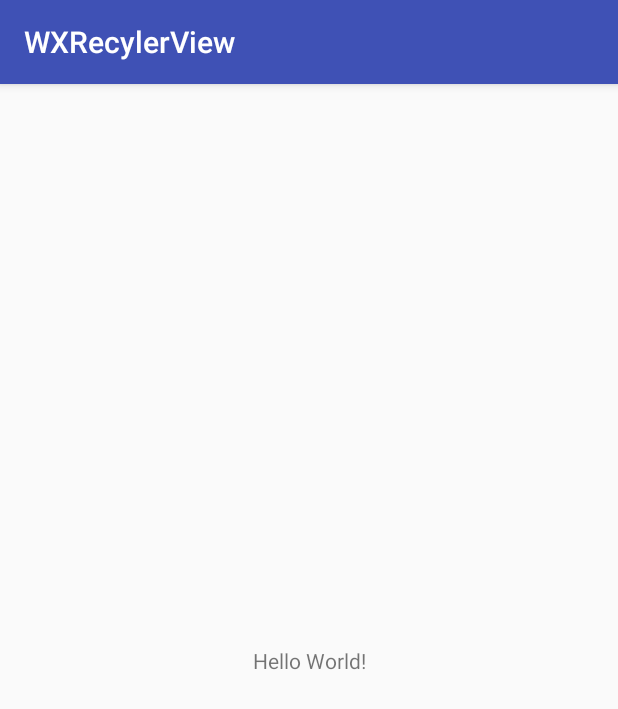
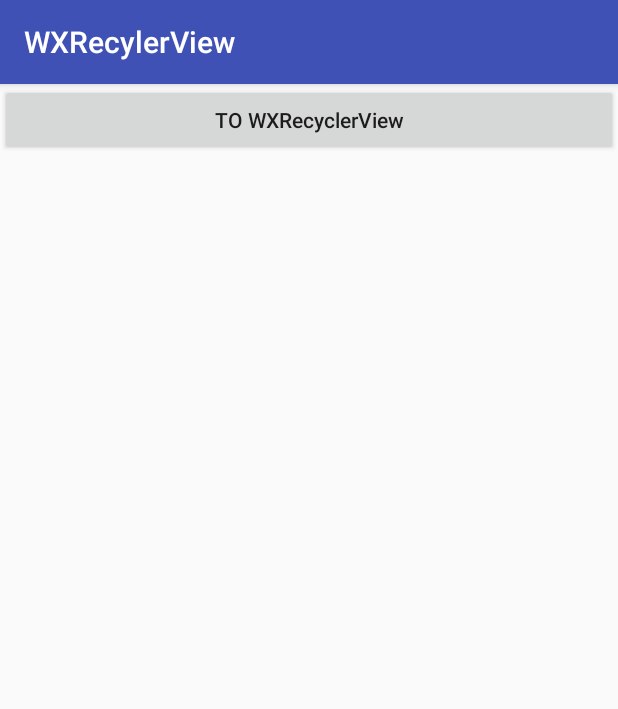
Before and after one commit to welthy/WXRecyclerView, an Android app: the screen it shows after launch (MainActivity), on a phone screen of 412 x 824 dp. Shown: the top 709 px of the screen. Run offline under Robolectric (Android 15) with nearby library versions, the phone set to English and light mode, and no system bars.

Commit message:
update gradle version

```diff
--- a/app/build.gradle
+++ b/app/build.gradle
@@ -29,4 +29,5 @@ dependencies {
     androidTestImplementation 'com.android.support.test:runner:1.0.2'
     androidTestImplementation 'com.android.support.test.espresso:espresso-core:3.0.2'
     implementation 'com.android.support:design:28.0.0'
+    implementation project(':wxrecyclerview')
 }
--- a/app/src/main/res/layout/activity_main.xml
+++ b/app/src/main/res/layout/activity_main.xml
@@ -6,13 +6,14 @@
     android:layout_height="match_parent"
     tools:context=".MainActivity">
 
-    <TextView
-        android:layout_width="wrap_content"
+    <Button
+        android:id="@+id/toWXRecycler"
+        android:layout_width="match_parent"
         android:layout_height="wrap_content"
-        android:text="Hello World!"
-        app:layout_constraintBottom_toBottomOf="parent"
+        android:text="TO WXRecyclerView"
+        android:textAllCaps="false"
         app:layout_constraintLeft_toLeftOf="parent"
-        app:layout_constraintRight_toRightOf="parent"
-        app:layout_constraintTop_toTopOf="parent" />
+        app:layout_constraintTop_toTopOf="parent"
+        app:layout_constraintRight_toRightOf="parent"/>
 
 </android.support.constraint.ConstraintLayout>
--- a/build.gradle
+++ b/build.gradle
@@ -5,10 +5,9 @@ buildscript {
     repositories {
         google()
         jcenter()
-        maven { url 'https://jitpack.io' }
     }
     dependencies {
-        classpath 'com.android.tools.build:gradle:3.1.3'
+        classpath 'com.android.tools.build:gradle:3.4.2'
         classpath 'com.github.dcendents:android-maven-gradle-plugin:2.0'
         // NOTE: Do not place your application dependencies here; they belong
         // in the individual module build.gradle files
@@ -19,6 +18,7 @@ allprojects {
     repositories {
         google()
         jcenter()
+        maven { url 'https://jitpack.io' }
     }
 }
 
--- a/wxrecyclerview/build.gradle
+++ b/wxrecyclerview/build.gradle
@@ -25,10 +25,10 @@ android {
 }
 
 dependencies {
-    implementation fileTree(dir: 'libs', include: ['*.jar'])
-
+    implementation fileTree(include: ['*.jar'], dir: 'libs')
     implementation 'com.android.support:appcompat-v7:28.0.0'
     testImplementation 'junit:junit:4.12'
     androidTestImplementation 'com.android.support.test:runner:1.0.2'
     androidTestImplementation 'com.android.support.test.espresso:espresso-core:3.0.2'
+    implementation 'com.android.support:recyclerview-v7:28.0.0'
 }
```
Also changed, not shown: app/src/main/java/wxrecyclerview/wx/cn/wxrecylerview/MainActivity.java (+26 -1 lines), app/src/main/java/wxrecyclerview/wx/cn/wxrecylerview/WXRecyclerViewDemo.java (added, +15 -0 lines), app/src/main/res/layout/wx_recyclerview_demo.xml (added, +10 -0 lines), wxrecyclerview/src/main/java/wxrecyclerview/wx/cn/wxrecyclerview2/WXRecyclerView.java (added, +27 -0 lines), gradle/wrapper/gradle-wrapper.properties, 744 other files.
